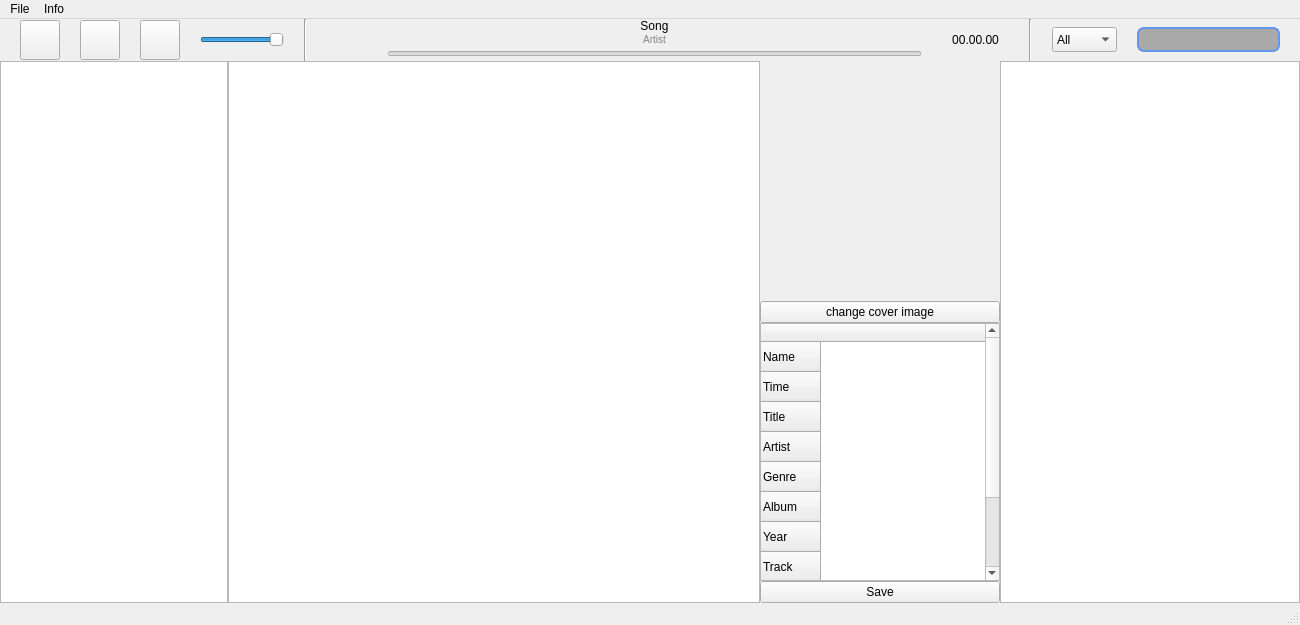
First picture: the form in app/src/mainwindow.ui, repository intelek2al/CPP-Uamp, before the edit.
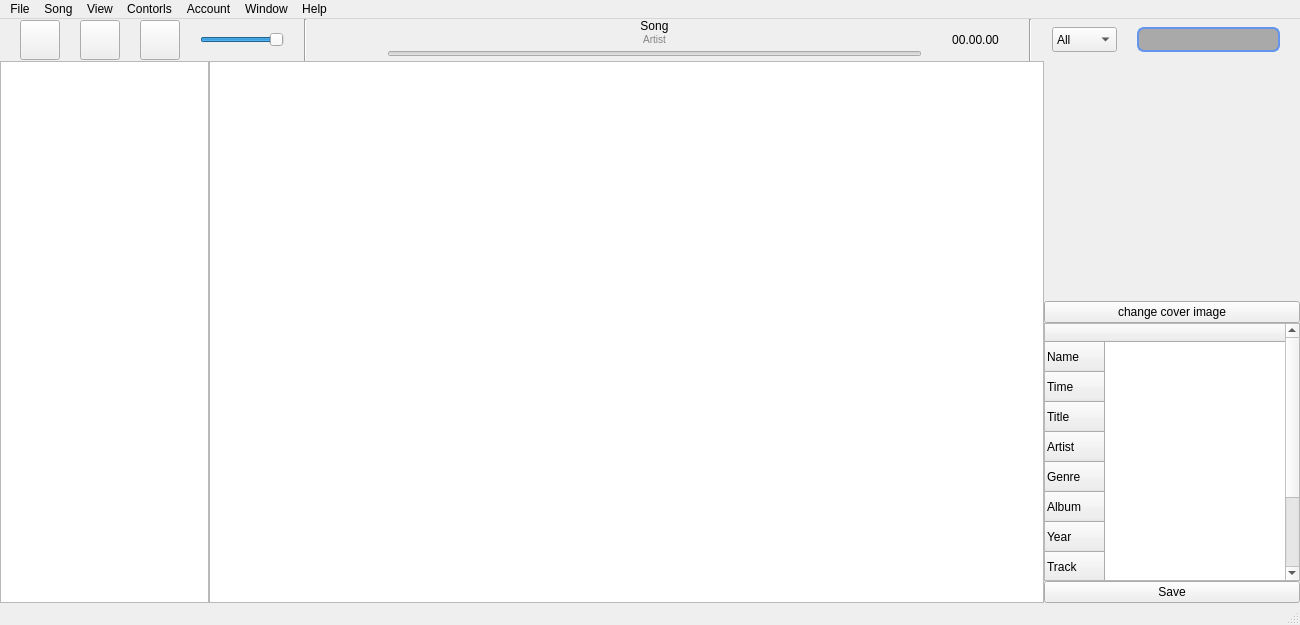
Second picture: the form after the edit.

```diff
--- a/app/src/mainwindow.ui
+++ b/app/src/mainwindow.ui
@@ -369,87 +369,19 @@
      </layout>
     </item>
     <item row="1" column="0">
-     <layout class="QGridLayout" name="gridLayout" rowstretch="0" columnstretch="3,7,3,0,0">
+     <layout class="QGridLayout" name="gridLayout" rowstretch="0" columnstretch="1,4,0,0">
       <property name="sizeConstraint">
        <enum>QLayout::SetNoConstraint</enum>
       </property>
       <property name="spacing">
        <number>0</number>
       </property>
-      <item row="0" column="1">
-       <widget class="QTableView" name="mainMusicTable">
-        <property name="autoFillBackground">
-         <bool>false</bool>
-        </property>
-        <property name="styleSheet">
-         <string notr="true"/>
-        </property>
-        <property name="dragEnabled">
-         <bool>true</bool>
-        </property>
-        <property name="dragDropMode">
-         <enum>QAbstractItemView::DragDrop</enum>
-        </property>
-        <property name="alternatingRowColors">
-         <bool>true</bool>
-        </property>
-        <property name="selectionMode">
-         <enum>QAbstractItemView::ContiguousSelection</enum>
-        </property>
-        <property name="selectionBehavior">
-         <enum>QAbstractItemView::SelectRows</enum>
-        </property>
-        <property name="textElideMode">
-         <enum>Qt::ElideMiddle</enum>
-        </property>
-        <property name="gridStyle">
-         <enum>Qt::NoPen</enum>
-        </property>
-        <property name="sortingEnabled">
-         <bool>true</bool>
-        </property>
-        <property name="cornerButtonEnabled">
-         <bool>true</bool>
-        </property>
-        <attribute name="horizontalHeaderCascadingSectionResizes">
-         <bool>true</bool>
-        </attribute>
-        <attribute name="horizontalHeaderDefaultSectionSize">
-         <number>150</number>
-        </attribute>
-        <attribute name="horizontalHeaderMinimumSectionSize">
-         <number>30</number>
-        </attribute>
-        <attribute name="horizontalHeaderStretchLastSection">
-         <bool>false</bool>
-        </attribute>
-        <attribute name="verticalHeaderCascadingSectionResizes">
-         <bool>true</bool>
-        </attribute>
-       </widget>
-      </item>
       <item row="0" column="0">
        <widget class="QTreeView" name="fileBrowser">
-        <property name="mouseTracking">
-         <bool>false</bool>
-        </property>
-        <property name="sortingEnabled">
-         <bool>false</bool>
-        </property>
-        <attribute name="headerVisible">
-         <bool>false</bool>
-        </attribute>
-       </widget>
-      </item>
-      <item row="0" column="4">
-       <widget class="QTextEdit" name="log">
-        <property name="enabled">
-         <bool>true</bool>
-        </property>
-        <property name="minimumSize">
+        <property name="maximumSize">
          <size>
-          <width>300</width>
-          <height>0</height>
+          <width>250</width>
+          <height>16777215</height>
          </size>
         </property>
        </widget>
@@ -583,6 +515,58 @@
         </item>
        </layout>
       </item>
+      <item row="0" column="1">
+       <widget class="QTableView" name="mainMusicTable">
+        <property name="autoFillBackground">
+         <bool>false</bool>
+        </property>
+        <property name="styleSheet">
+         <string notr="true"/>
+        </property>
+        <property name="dragEnabled">
+         <bool>true</bool>
+        </property>
+        <property name="dragDropMode">
+         <enum>QAbstractItemView::DragDrop</enum>
+        </property>
+        <property name="alternatingRowColors">
+         <bool>true</bool>
+        </property>
+        <property name="selectionMode">
+         <enum>QAbstractItemView::ContiguousSelection</enum>
+        </property>
+        <property name="selectionBehavior">
+         <enum>QAbstractItemView::SelectRows</enum>
+        </property>
+        <property name="textElideMode">
+         <enum>Qt::ElideMiddle</enum>
+        </property>
+        <property name="gridStyle">
+         <enum>Qt::NoPen</enum>
+        </property>
+        <property name="sortingEnabled">
+         <bool>true</bool>
+        </property>
+        <property name="cornerButtonEnabled">
+         <bool>true</bool>
+        </property>
+        <attribute name="horizontalHeaderCascadingSectionResizes">
+         <bool>true</bool>
+        </attribute>
+        <attribute name="horizontalHeaderDefaultSectionSize">
+         <number>150</number>
+        </attribute>
+        <attribute name="horizontalHeaderMinimumSectionSize">
+         <number>30</number>
+        </attribute>
+        <attribute name="horizontalHeaderStretchLastSection">
+         <bool>false</bool>
+        </attribute>
+        <attribute name="verticalHeaderCascadingSectionResizes">
+         <bool>true</bool>
+        </attribute>
+       </widget>
+      </item>
      </layout>
     </item>
    </layout>
@@ -597,21 +581,55 @@
      <height>22</height>
     </rect>
    </property>
-   <widget class="QMenu" name="menuUtag">
+   <widget class="QMenu" name="menuFile">
     <property name="title">
      <string>File</string>
     </property>
     <addaction name="actionexit"/>
     <addaction name="actionSave_changes"/>
    </widget>
-   <widget class="QMenu" name="menuInfo">
+   <widget class="QMenu" name="menuSong">
     <property name="title">
-     <string>Info</string>
+     <string>Song</string>
     </property>
     <addaction name="actionlog"/>
    </widget>
-   <addaction name="menuUtag"/>
-   <addaction name="menuInfo"/>
+   <widget class="QMenu" name="menuView">
+    <property name="title">
+     <string>View</string>
+    </property>
+    <addaction name="actionSort_by"/>
+    <addaction name="actionView_Options"/>
+    <addaction name="actionShow_Satus_Bar"/>
+    <addaction name="actionHide_SideBar"/>
+   </widget>
+   <widget class="QMenu" name="menuContorl">
+    <property name="title">
+     <string>Contorls</string>
+    </property>
+   </widget>
+   <widget class="QMenu" name="menuAccount">
+    <property name="title">
+     <string>Account</string>
+    </property>
+   </widget>
+   <widget class="QMenu" name="menuWindow">
+    <property name="title">
+     <string>Window</string>
+    </property>
+   </widget>
+   <widget class="QMenu" name="menuHelp">
+    <property name="title">
+     <string>Help</string>
+    </property>
+   </widget>
+   <addaction name="menuFile"/>
+   <addaction name="menuSong"/>
+   <addaction name="menuView"/>
+   <addaction name="menuContorl"/>
+   <addaction name="menuAccount"/>
+   <addaction name="menuWindow"/>
+   <addaction name="menuHelp"/>
   </widget>
   <action name="actionlog">
    <property name="checkable">
```
Left out of the diff: 145 changed lines with no effect on the pictures.
